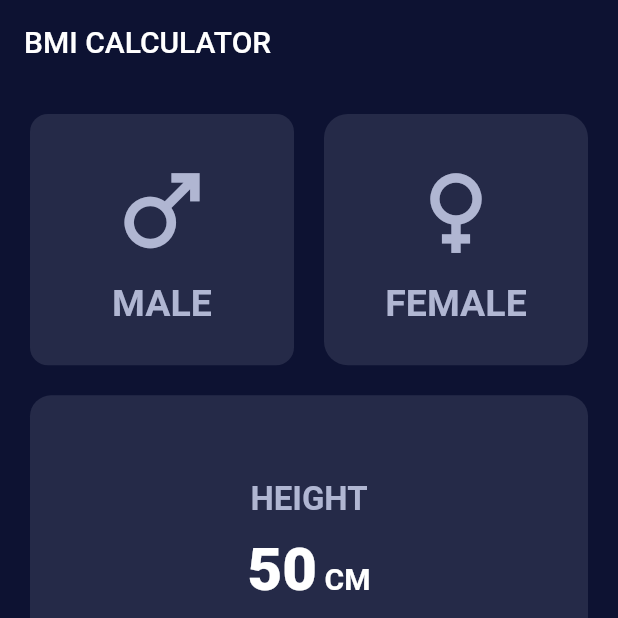
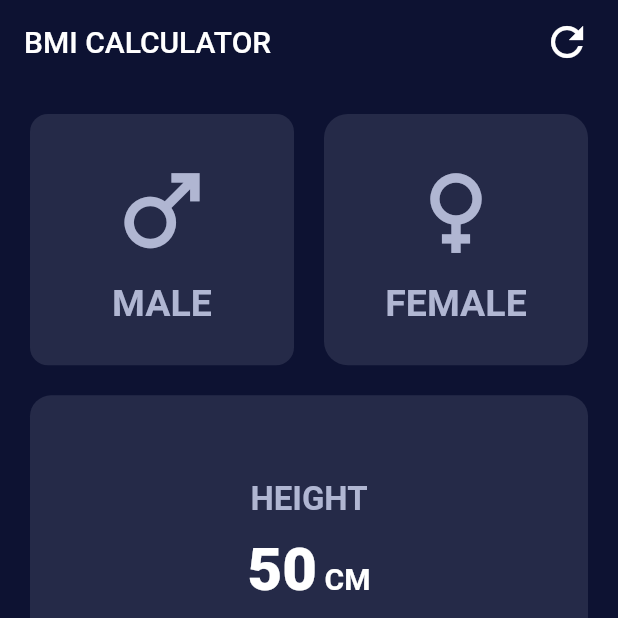
Before and after one commit to MustafaFawzy229/bmi_calculator, a Flutter app: the screen it shows after launch, after a tap on "Check Your BMI", on a phone screen of 412 x 824 dp, the top half of it. Run offline on Flutter 3.47's test engine with Material 2 defaults, Android fonts, the phone set to English and light mode, and no system bars.

Commit message:
make refresh buttom to app bar

```diff
--- a/lib/main.dart
+++ b/lib/main.dart
@@ -12,6 +12,7 @@ class BmiCalculator extends StatelessWidget {
   @override
   Widget build(BuildContext context) {
     return const MaterialApp(
+      debugShowCheckedModeBanner: false,
       home: HomeScreen(),
     );
   }
--- a/lib/views/bmi_result_view.dart
+++ b/lib/views/bmi_result_view.dart
@@ -71,6 +71,7 @@ class _bmiResultViewState extends State<bmiResultView> {
                     style: const TextStyle(
                       fontSize: 20,
                       color: Colors.white,
+                      fontWeight: FontWeight.w500,
                     ),
                   ),
                 ],
--- a/lib/views/home_screen_view.dart
+++ b/lib/views/home_screen_view.dart
@@ -27,6 +27,25 @@ class _HomeScreenState extends State<HomeScreen> {
         title: const Text('BMI CALCULATOR'),
         backgroundColor: const Color(0xff0d1232),
         elevation: 0,
+        actions: [
+          Padding(
+            padding: const EdgeInsets.only(right: 10),
+            child: IconButton(
+              onPressed: () {
+                setState(() {
+                  height = 50;
+                  weight = 40;
+                  age = 0;
+                  isMale = null;
+                });
+              },
+              icon: const Icon(
+                Icons.refresh,
+                size: 32,
+              ),
+            ),
+          ),
+        ],
       ),
       body: Column(
         children: [
@@ -340,7 +359,7 @@ class _HomeScreenState extends State<HomeScreen> {
                       } else if (bmi > 25.0 && bmi < 29.9) {
                         weightStatus = "	Overweight";
                         textColor = Colors.orangeAccent;
-                        text = "Your body id overweight keep doing workout.";
+                        text = "Your body is overweight keep doing workout.";
                       } else {
                         weightStatus = "Obesity";
                         textColor = Colors.redAccent;
```
